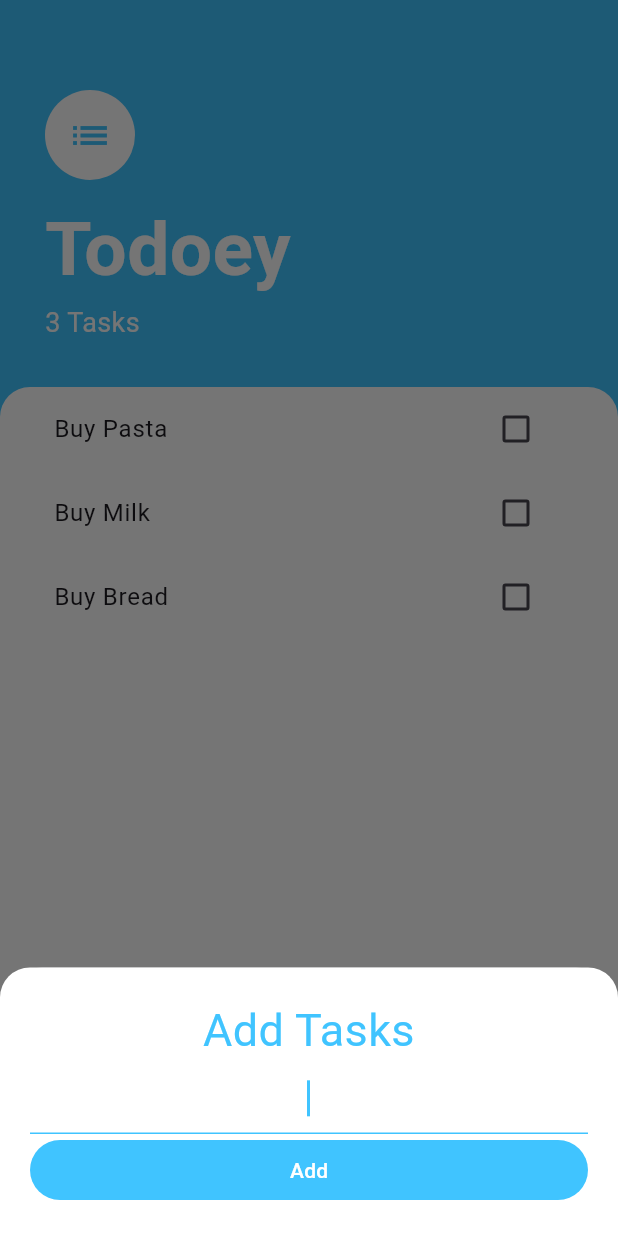
After one commit to GawahChan/flutter_todoey, a Flutter app: the screen it shows after launch, after a tap on the "add" icon, on a phone screen of 412 x 824 dp. The commit adds this screen. Run offline on Flutter 3.47's test engine with Material 3 defaults, Android fonts, the phone set to English and light mode, and no system bars; our stand-ins replace flutter_bloc.

Commit message:
migrate to blocs cubit and refactor

```diff
--- a/lib/main.dart
+++ b/lib/main.dart
@@ -1,7 +1,7 @@
 import 'package:flutter/material.dart';
-import 'package:flutter_todoey/models/task_data.dart';
-import 'package:flutter_todoey/screens/tasks_screen.dart';
-import 'package:provider/provider.dart';
+import 'package:flutter_bloc/flutter_bloc.dart';
+import 'package:flutter_todoey/presentation/screens/todos_screen.dart';
+import 'package:flutter_todoey/presentation/todo_cubit.dart';
 
 void main() {
   runApp(const MyApp());
@@ -12,10 +12,10 @@ class MyApp extends StatelessWidget {
 
   @override
   Widget build(BuildContext context) {
-    return ChangeNotifierProvider(
-      create: (context) => TaskData(),
+    return BlocProvider(
+      create: (context) => TodosCubit(),
       child: const MaterialApp(
-        home: TasksScreen(),
+        home: TodosScreen(),
       ),
     );
   }
--- a/lib/models/task.dart
+++ /dev/null
@@ -1,11 +0,0 @@
-class Task {
-  final String name;
-  bool isDone;
-
-  Task({required this.name, this.isDone = false});
-
-  void toggleDone() {
-    isDone = !isDone;
-  }
-
-}
--- a/lib/models/task_data.dart
+++ /dev/null
@@ -1,36 +0,0 @@
-import 'dart:collection';
-
-import 'package:flutter/material.dart';
-import 'package:flutter_todoey/models/task.dart';
-
-class TaskData extends ChangeNotifier {
-  final List<Task> _tasks = [
-    Task(name: "Buy Pasta"),
-    Task(name: "Buy Milk"),
-    Task(name: "Buy Bread"),
-  ];
-
-  UnmodifiableListView<Task> get tasks {
-    return UnmodifiableListView(_tasks);
-  }
-
-  int get taskCount {
-    return _tasks.length;
-  }
-
-  void addTask(String newTaskTitle) {
-    final task = Task(name: newTaskTitle);
-    _tasks.add(task);
-    notifyListeners();
-  }
-
-  void updateTask(Task task) {
-    task.toggleDone();
-    notifyListeners();
-  }
-
-  void deleteTask(Task task) {
-    _tasks.remove(task);
-    notifyListeners();
-  }
-}
--- /dev/null
+++ b/lib/presentation/models/todo.dart
@@ -0,0 +1,13 @@
+class Todo {
+  final String name;
+  final bool isDone;
+
+  Todo({required this.name, this.isDone = false});
+
+  Todo toggleDone() {
+    return Todo(
+      name: name,
+      isDone: !isDone,
+    );
+  }
+}
--- a/lib/screens/add_task_screen.dart
+++ b/lib/presentation/screens/add_todos_screen.dart
@@ -1,9 +1,7 @@
 import 'package:flutter/material.dart';
-import 'package:flutter_todoey/models/task_data.dart';
-import 'package:provider/provider.dart';
 
-class AddTaskScreen extends StatelessWidget {
-  const AddTaskScreen({super.key});
+class AddTodosScreen extends StatelessWidget {
+  const AddTodosScreen({super.key});
 
   @override
   Widget build(BuildContext context) {
@@ -45,8 +43,7 @@ class AddTaskScreen extends StatelessWidget {
                     foregroundColor: Colors.white,
                     backgroundColor: Colors.lightBlueAccent),
                 onPressed: () {
-                  Provider.of<TaskData>(context, listen: false)
-                      .addTask(newTaskTitle);
+                  // TODO for adding a task
                   Navigator.pop(context);
                 },
                 child: const Text("Add"))
--- /dev/null
+++ b/lib/presentation/screens/todos_screen.dart
@@ -0,0 +1,82 @@
+import 'package:flutter/material.dart';
+import 'package:flutter_bloc/flutter_bloc.dart';
+import 'package:flutter_todoey/presentation/models/todo.dart';
+import 'package:flutter_todoey/presentation/screens/add_todos_screen.dart';
+import 'package:flutter_todoey/presentation/todo_cubit.dart';
+import 'package:flutter_todoey/presentation/widgets/todo_list.dart';
+
+class TodosScreen extends StatelessWidget {
+  const TodosScreen({super.key});
+
+  @override
+  Widget build(BuildContext context) {
+    return Scaffold(
+        backgroundColor: Colors.lightBlueAccent,
+        floatingActionButton: FloatingActionButton(
+          backgroundColor: Colors.lightBlueAccent,
+          shape: const CircleBorder(),
+          onPressed: () {
+            showModalBottomSheet(
+                context: context,
+                isScrollControlled: true,
+                builder: (BuildContext context) => SingleChildScrollView(
+                    child: Container(
+                        padding: EdgeInsets.only(
+                            bottom: MediaQuery.of(context).viewInsets.bottom),
+                        child: const AddTodosScreen())));
+          },
+          child: const Icon(
+            Icons.add,
+            color: Colors.white,
+          ),
+        ),
+        body: BlocBuilder<TodosCubit, List<Todo>>(
+          builder: (context, state) {
+            return Column(
+              crossAxisAlignment: CrossAxisAlignment.start,
+              children: [
+                Container(
+                  padding: const EdgeInsets.only(
+                      top: 60.0, left: 30.0, right: 30.0, bottom: 30.0),
+                  child: Column(
+                    crossAxisAlignment: CrossAxisAlignment.start,
+                    children: <Widget>[
+                      const CircleAvatar(
+                        backgroundColor: Colors.white,
+                        radius: 30.0,
+                        child: Icon(
+                          Icons.list,
+                          size: 30.0,
+                          color: Colors.lightBlueAccent,
+                        ),
+                      ),
+                      const SizedBox(height: 10.0),
+                      const Text('Todoey',
+                          style: TextStyle(
+                              color: Colors.white,
+                              fontSize: 50.0,
+                              fontWeight: FontWeight.w700)),
+                      Text('${state.length} Tasks',
+                          style: const TextStyle(
+                              color: Colors.white, fontSize: 18)),
+                    ],
+                  ),
+                ),
+                Expanded(
+                  child: Container(
+                    padding: const EdgeInsets.symmetric(horizontal: 20.0),
+                    decoration: const BoxDecoration(
+                      color: Colors.white,
+                      borderRadius: BorderRadius.only(
+                          topLeft: Radius.circular(20.0),
+                          topRight: Radius.circular(20.0)),
+                    ),
+                    child: TodoList(todoListState: state),
+                  ),
+                )
+              ],
+            );
+          },
+        ));
+  }
+}
--- /dev/null
+++ b/lib/presentation/todo_cubit.dart
@@ -0,0 +1,31 @@
+import 'package:flutter_bloc/flutter_bloc.dart';
+import 'package:flutter_todoey/presentation/models/todo.dart';
+
+class TodosCubit extends Cubit<List<Todo>> {
+  TodosCubit() : super([]) {
+    List<Todo> initialList = [
+      Todo(name: "Buy Pasta"),
+      Todo(name: "Buy Milk"),
+      Todo(name: "Buy Bread"),
+    ];
+
+    emit(initialList);
+  }
+
+  void addTodos(String todoTitle) {
+    final newTodo = Todo(name: todoTitle);
+    emit(List.from(state)..add(newTodo));
+  }
+
+  void toggleCompletion(Todo toggleTodo) {
+    final updateTodos = state.map((todo) {
+      return todo == toggleTodo ? todo.toggleDone() : todo;
+    }).toList();
+
+    emit(updateTodos);
+  }
+
+  void deleteTodo(Todo deleteTodo) {
+    emit(List.from(state)..remove(deleteTodo));
+  }
+}
--- /dev/null
+++ b/lib/presentation/widgets/todo_list.dart
@@ -0,0 +1,32 @@
+import 'package:flutter/material.dart';
+import 'package:flutter_bloc/flutter_bloc.dart';
+import 'package:flutter_todoey/presentation/models/todo.dart';
+import 'package:flutter_todoey/presentation/todo_cubit.dart';
+import 'package:flutter_todoey/presentation/widgets/todo_tile.dart';
+
+class TodoList extends StatelessWidget {
+  final List<Todo> todoListState;
+
+  const TodoList({super.key, required this.todoListState});
+
+  @override
+  Widget build(BuildContext context) {
+    final todoCubit = context.read<TodosCubit>();
+
+    return ListView.builder(
+        itemCount: todoListState.length,
+        itemBuilder: (context, index) {
+          final todo = todoListState[index];
+          return TodoTile(
+            taskTitle: todo.name,
+            isChecked: todo.isDone,
+            checkboxCallback: (checkboxState) {
+              todoCubit.toggleCompletion(todo);
+            },
+            longPressCallback: () {
+              todoCubit.deleteTodo(todo);
+            },
+          );
+        });
+  }
+}
--- a/lib/widgets/task_tile.dart
+++ b/lib/presentation/widgets/todo_tile.dart
@@ -1,12 +1,12 @@
 import 'package:flutter/material.dart';
 
-class TaskTile extends StatelessWidget {
+class TodoTile extends StatelessWidget {
   final String taskTitle;
   final bool isChecked;
   final ValueChanged<bool?> checkboxCallback;
   final GestureLongPressCallback longPressCallback;
 
-  const TaskTile({
+  const TodoTile({
     super.key,
     required this.taskTitle,
     required this.isChecked,
--- a/pubspec.yaml
+++ b/pubspec.yaml
@@ -36,6 +36,7 @@ dependencies:
   # Use with the CupertinoIcons class for iOS style icons.
   cupertino_icons: ^1.0.8
   provider: ^6.1.2
+  flutter_bloc: ^8.1.6
 
 dev_dependencies:
   flutter_test:
```
Also changed, not shown: lib/screens/tasks_screen.dart (deleted, +0 -77 lines), lib/widgets/tasks_list.dart (deleted, +0 -31 lines), pubspec.lock.
